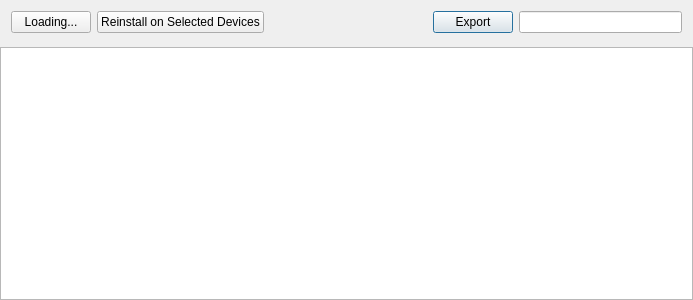
The window that FWAdminLib/IOSFilesetReportDlg.ui (fw-dev/translations) describes before a commit, drawn with Qt 5.
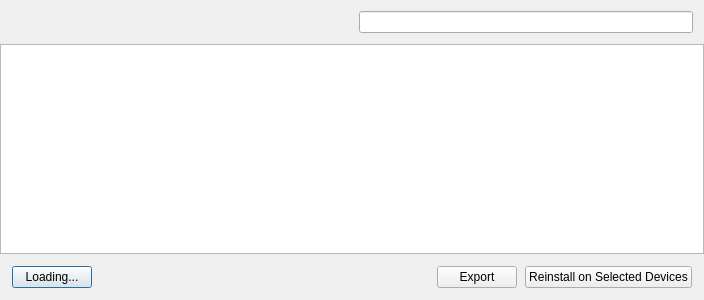
The same window after the commit. Custom widgets are drawn as their Qt base class.

Patch:
```diff
--- a/FWAdminLib/IOSFilesetReportDlg.ui
+++ b/FWAdminLib/IOSFilesetReportDlg.ui
@@ -6,7 +6,7 @@
    <rect>
     <x>0</x>
     <y>0</y>
-    <width>693</width>
+    <width>704</width>
     <height>300</height>
    </rect>
   </property>
@@ -17,46 +17,22 @@
    <property name="spacing">
     <number>0</number>
    </property>
-   <property name="margin">
+   <property name="leftMargin">
+    <number>0</number>
+   </property>
+   <property name="rightMargin">
+    <number>0</number>
+   </property>
+   <property name="bottomMargin">
     <number>0</number>
    </property>
    <item>
-    <widget class="QWidget" name="widget" native="true">
-     <layout class="QGridLayout" name="gridLayout">
-      <property name="bottomMargin">
+    <widget class="ViewSearchHeader" name="header" native="true">
+     <layout class="QHBoxLayout" name="horizontalLayout">
+      <property name="topMargin">
        <number>0</number>
       </property>
-      <property name="verticalSpacing">
-       <number>0</number>
-      </property>
-      <item row="0" column="7">
-       <widget class="SearchLineEdit" name="searchED"/>
-      </item>
-      <item row="1" column="7">
-       <widget class="QLabel" name="_numClientsField">
-        <property name="text">
-         <string/>
-        </property>
-        <property name="alignment">
-         <set>Qt::AlignCenter</set>
-        </property>
-       </widget>
-      </item>
-      <item row="0" column="5">
-       <widget class="QPushButton" name="exportPB">
-        <property name="text">
-         <string>Export</string>
-        </property>
-       </widget>
-      </item>
-      <item row="0" column="3">
-       <widget class="QPushButton" name="reinstallPB">
-        <property name="text">
-         <string>Reinstall on Selected Devices</string>
-        </property>
-       </widget>
-      </item>
-      <item row="0" column="4">
+      <item>
        <spacer name="horizontalSpacer">
         <property name="orientation">
          <enum>Qt::Horizontal</enum>
@@ -69,19 +45,19 @@
         </property>
        </spacer>
       </item>
-      <item row="0" column="1">
-       <widget class="QPushButton" name="updatePB">
-        <property name="sizePolicy">
-         <sizepolicy hsizetype="Fixed" vsizetype="Fixed">
-          <horstretch>0</horstretch>
-          <verstretch>0</verstretch>
-         </sizepolicy>
-        </property>
+      <item>
+       <widget class="QLabel" name="_numClientsField">
         <property name="text">
-         <string>Loading...</string>
+         <string/>
+        </property>
+        <property name="alignment">
+         <set>Qt::AlignCenter</set>
         </property>
        </widget>
       </item>
+      <item>
+       <widget class="SearchLineEdit" name="searchED"/>
+      </item>
      </layout>
     </widget>
    </item>
@@ -101,6 +77,56 @@
      </property>
     </widget>
    </item>
+   <item>
+    <layout class="QHBoxLayout" name="horizontalLayout_2">
+     <property name="spacing">
+      <number>8</number>
+     </property>
+     <property name="margin">
+      <number>12</number>
+     </property>
+     <item>
+      <widget class="QPushButton" name="updatePB">
+       <property name="sizePolicy">
+        <sizepolicy hsizetype="Fixed" vsizetype="Fixed">
+         <horstretch>0</horstretch>
+         <verstretch>0</verstretch>
+        </sizepolicy>
+       </property>
+       <property name="text">
+        <string>Loading...</string>
+       </property>
+      </widget>
+     </item>
+     <item>
+      <spacer name="horizontalSpacer_2">
+       <property name="orientation">
+        <enum>Qt::Horizontal</enum>
+       </property>
+       <property name="sizeHint" stdset="0">
+        <size>
+         <width>40</width>
+         <height>20</height>
+        </size>
+       </property>
+      </spacer>
+     </item>
+     <item>
+      <widget class="QPushButton" name="exportPB">
+       <property name="text">
+        <string>Export</string>
+       </property>
+      </widget>
+     </item>
+     <item>
+      <widget class="QPushButton" name="reinstallPB">
+       <property name="text">
+        <string>Reinstall on Selected Devices</string>
+       </property>
+      </widget>
+     </item>
+    </layout>
+   </item>
   </layout>
  </widget>
  <layoutdefault spacing="6" margin="11"/>
@@ -110,6 +136,17 @@
    <extends>QLineEdit</extends>
    <header>FileWaveGuiLib/searchlineedit/searchlineedit.h</header>
   </customwidget>
+  <customwidget>
+   <class>ViewSearchHeader</class>
+   <extends>QWidget</extends>
+   <header>FWAdminLib/ViewSearchHeader.h</header>
+   <container>1</container>
+  </customwidget>
+  <customwidget>
+   <class>StyledTreeView</class>
+   <extends>QTreeView</extends>
+   <header>FileWaveGuiLib/styledviews/styledtreeview.h</header>
+  </customwidget>
  </customwidgets>
  <resources/>
  <connections/>
```
Left out of the diff: 2 changed lines with no effect on the pictures.
